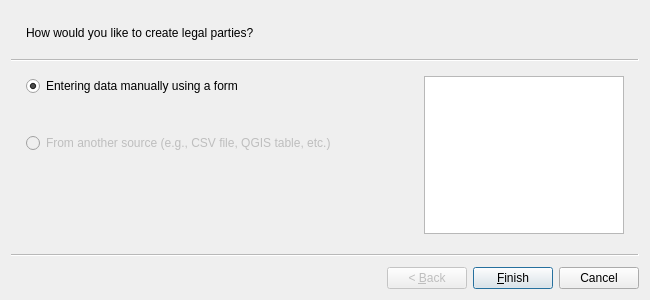
SwissTierrasColombia/Asistente-LADM-COL, file asistente_ladm_col/ui/wiz_create_legal_party_cadastre.ui: the form before one commit.
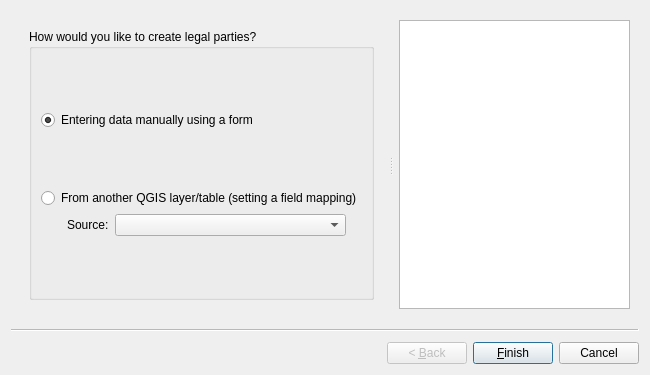
The form after the commit. Custom widgets are drawn as their Qt base class.

Commit message: [gui] Show ETL model from 'Legal Party' wizard

```diff
--- a/asistente_ladm_col/ui/wiz_create_legal_party_cadastre.ui
+++ b/asistente_ladm_col/ui/wiz_create_legal_party_cadastre.ui
@@ -7,7 +7,7 @@
     <x>0</x>
     <y>0</y>
     <width>650</width>
-    <height>300</height>
+    <height>375</height>
    </rect>
   </property>
   <property name="windowTitle">
@@ -15,13 +15,75 @@
   </property>
   <widget class="QWizardPage" name="wizardPage1">
    <property name="subTitle">
-    <string>How would you like to create legal parties?</string>
+    <string/>
    </property>
    <layout class="QGridLayout" name="gridLayout">
     <item row="0" column="0">
-     <layout class="QVBoxLayout" name="verticalLayout">
-      <item>
-       <widget class="QRadioButton" name="rad_party_create">
+     <widget class="QSplitter" name="splitter">
+      <property name="sizePolicy">
+       <sizepolicy hsizetype="Expanding" vsizetype="Expanding">
+        <horstretch>0</horstretch>
+        <verstretch>0</verstretch>
+       </sizepolicy>
+      </property>
+      <property name="orientation">
+       <enum>Qt::Horizontal</enum>
+      </property>
+      <property name="handleWidth">
+       <number>16</number>
+      </property>
+      <widget class="QFrame" name="frame">
+       <property name="sizePolicy">
+        <sizepolicy hsizetype="Expanding" vsizetype="Expanding">
+         <horstretch>2</horstretch>
+         <verstretch>0</verstretch>
+        </sizepolicy>
+       </property>
+       <layout class="QGridLayout" name="gridLayout_4">
+        <item row="0" column="0">
+         <widget class="QGroupBox" name="gbx_page_1">
+          <property name="title">
+           <string>How would you like to create legal parties?</string>
+          </property>
+          <layout class="QGridLayout" name="gridLayout_2">
+           <item row="2" column="0">
+            <spacer name="verticalSpacer_4">
+             <property name="orientation">
+              <enum>Qt::Vertical</enum>
+             </property>
+             <property name="sizeHint" stdset="0">
+              <size>
+               <width>20</width>
+               <height>40</height>
+              </size>
+             </property>
+            </spacer>
+           </item>
+           <item row="3" column="0" rowspan="2" colspan="2">
+            <widget class="QRadioButton" name="rad_refactor">
+             <property name="enabled">
+              <bool>true</bool>
+             </property>
+             <property name="text">
+              <string>From another QGIS layer/table (setting a field mapping)</string>
+             </property>
+            </widget>
+           </item>
+           <item row="0" column="0">
+            <spacer name="verticalSpacer_3">
+             <property name="orientation">
+              <enum>Qt::Vertical</enum>
+             </property>
+             <property name="sizeHint" stdset="0">
+              <size>
+               <width>20</width>
+               <height>40</height>
+              </size>
+             </property>
+            </spacer>
+           </item>
+           <item row="1" column="0" colspan="2">
+            <widget class="QRadioButton" name="rad_create_manually">
         <property name="text">
          <string>Entering data manually using a form</string>
         </property>
@@ -30,8 +92,8 @@
         </property>
        </widget>
       </item>
-      <item>
-       <spacer name="verticalSpacer_2">
+           <item row="6" column="0">
+            <spacer name="verticalSpacer_5">
         <property name="orientation">
          <enum>Qt::Vertical</enum>
         </property>
@@ -43,64 +105,82 @@
         </property>
        </spacer>
       </item>
+           <item row="5" column="0">
+            <layout class="QHBoxLayout" name="horizontalLayout_3">
+             <property name="leftMargin">
+              <number>26</number>
+             </property>
+             <property name="rightMargin">
+              <number>10</number>
+             </property>
       <item>
-       <widget class="QRadioButton" name="rad_party_from_list">
-        <property name="enabled">
-         <bool>false</bool>
+              <widget class="QLabel" name="lbl_refactor_source">
+               <property name="sizePolicy">
+                <sizepolicy hsizetype="Preferred" vsizetype="Preferred">
+                 <horstretch>0</horstretch>
+                 <verstretch>0</verstretch>
+                </sizepolicy>
         </property>
         <property name="text">
-         <string>From another source (e.g., CSV file, QGIS table, etc.)</string>
+                <string>Source:</string>
         </property>
        </widget>
       </item>
       <item>
-       <spacer name="verticalSpacer">
-        <property name="orientation">
-         <enum>Qt::Vertical</enum>
-        </property>
-        <property name="sizeHint" stdset="0">
-         <size>
-          <width>20</width>
-          <height>40</height>
-         </size>
-        </property>
-       </spacer>
-      </item>
-     </layout>
-    </item>
-    <item row="0" column="1" rowspan="2">
-     <widget class="QTextBrowser" name="txt_help_page_1">
+              <widget class="QgsMapLayerComboBox" name="mMapLayerComboBox">
+               <property name="sizePolicy">
+                <sizepolicy hsizetype="Expanding" vsizetype="Fixed">
+                 <horstretch>0</horstretch>
+                 <verstretch>0</verstretch>
+                </sizepolicy>
+               </property>
       <property name="maximumSize">
        <size>
-        <width>200</width>
+                 <width>300</width>
         <height>16777215</height>
        </size>
       </property>
-      <property name="html">
-       <string>&lt;!DOCTYPE HTML PUBLIC &quot;-//W3C//DTD HTML 4.0//EN&quot; &quot;http://www.w3.org/TR/REC-html40/strict.dtd&quot;&gt;
-&lt;html&gt;&lt;head&gt;&lt;meta name=&quot;qrichtext&quot; content=&quot;1&quot; /&gt;&lt;style type=&quot;text/css&quot;&gt;
-p, li { white-space: pre-wrap; }
-&lt;/style&gt;&lt;/head&gt;&lt;body style=&quot; font-family:'Ubuntu'; font-size:11pt; font-weight:400; font-style:normal;&quot;&gt;
-&lt;p style=&quot;-qt-paragraph-type:empty; margin-top:0px; margin-bottom:0px; margin-left:0px; margin-right:0px; -qt-block-indent:0; text-indent:0px;&quot;&gt;&lt;br /&gt;&lt;/p&gt;&lt;/body&gt;&lt;/html&gt;</string>
-      </property>
-     </widget>
-    </item>
-    <item row="1" column="0">
-     <spacer name="verticalSpacer_3">
-      <property name="orientation">
-       <enum>Qt::Vertical</enum>
-      </property>
-      <property name="sizeHint" stdset="0">
-       <size>
-        <width>20</width>
-        <height>18</height>
-       </size>
-      </property>
-     </spacer>
+               <property name="allowEmptyLayer">
+                <bool>true</bool>
+               </property>
+               <property name="showCrs">
+                <bool>false</bool>
+               </property>
+              </widget>
+             </item>
+            </layout>
+           </item>
+          </layout>
+         </widget>
+        </item>
+       </layout>
+      </widget>
+      <widget class="QTextBrowser" name="txt_help_page_1">
+       <property name="sizePolicy">
+        <sizepolicy hsizetype="Expanding" vsizetype="Expanding">
+         <horstretch>0</horstretch>
+         <verstretch>0</verstretch>
+        </sizepolicy>
+       </property>
+       <property name="accessibleName">
+        <string/>
+       </property>
+       <property name="openLinks">
+        <bool>false</bool>
+       </property>
+      </widget>
+     </widget>
     </item>
    </layout>
   </widget>
  </widget>
+ <customwidgets>
+  <customwidget>
+   <class>QgsMapLayerComboBox</class>
+   <extends>QComboBox</extends>
+   <header>qgis.gui</header>
+  </customwidget>
+ </customwidgets>
  <resources/>
  <connections/>
 </ui>
```
Lines whose indentation alone changed are shown as unchanged. The commit also changes 1 other file.
